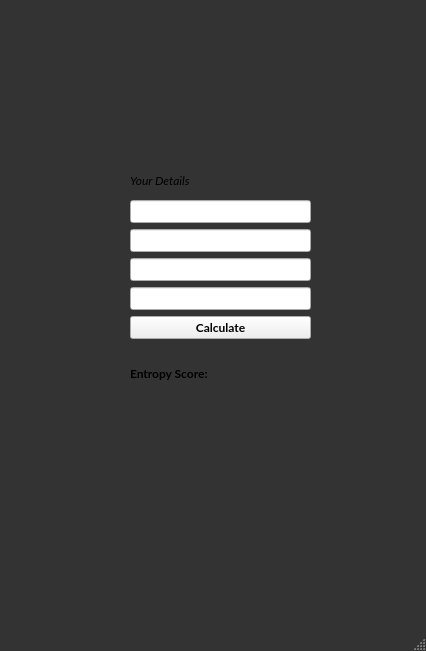
First picture: the form in mainwindow.ui, repository Anastasov-L/Linux-Based-PasswordRater-Rentropy, before the edit.
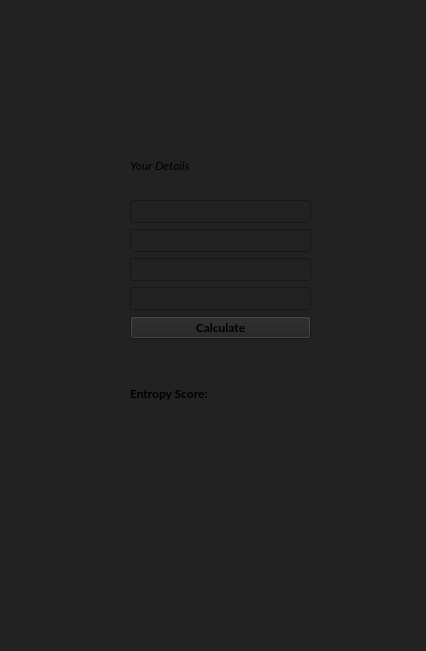
Second picture: the form after the edit.

```diff
--- a/mainwindow.ui
+++ b/mainwindow.ui
@@ -21,10 +21,7 @@
    <string>Entropy Calculator Rentropy</string>
   </property>
   <property name="styleSheet">
-   <string notr="true">QMainWindow {
-    background-color: #333333;  /* Light yellow */
-}
-</string>
+   <string notr="true">background-color: #222222;</string>
   </property>
   <widget class="QWidget" name="centralwidget">
    <widget class="QWidget" name="verticalLayoutWidget">
@@ -33,7 +30,7 @@
       <x>130</x>
       <y>200</y>
       <width>181</width>
-      <height>201</height>
+      <height>241</height>
      </rect>
     </property>
     <layout class="QVBoxLayout" name="verticalLayout">
@@ -117,7 +114,7 @@
       <x>130</x>
       <y>140</y>
       <width>221</width>
-      <height>81</height>
+      <height>51</height>
      </rect>
     </property>
     <property name="font">
```
